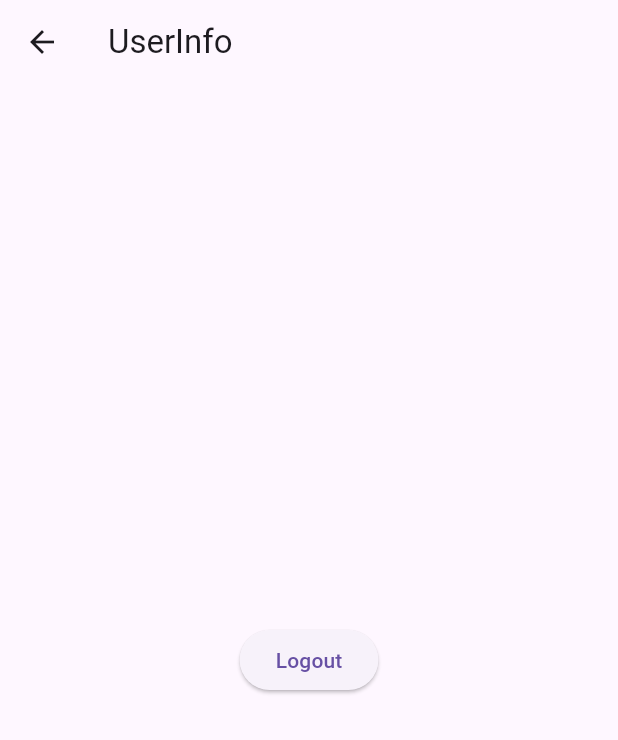
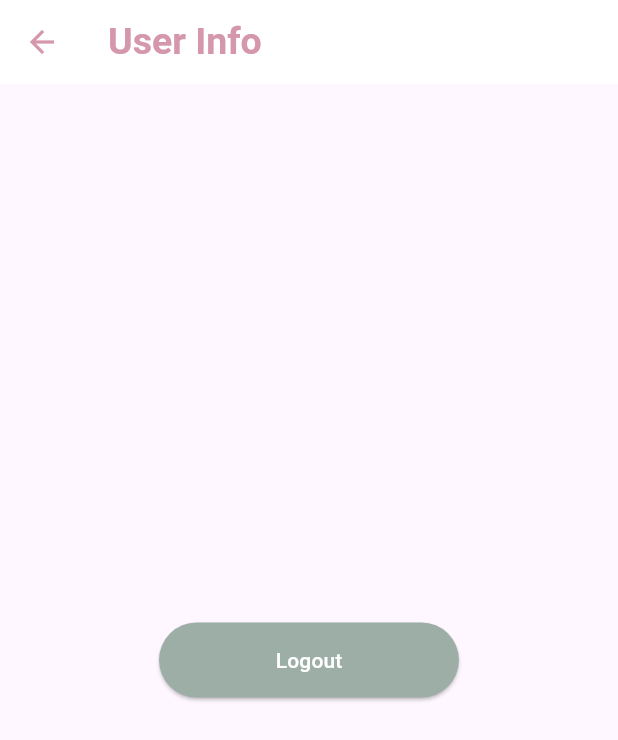
Before and after one commit to Tmfprl/is_app, a Flutter app: the SettingsScreen screen opened directly, on a phone screen of 412 x 824 dp. Shown: the top 740 px of the screen. Run offline on Flutter 3.47's test engine with Material 3 defaults, Android fonts, the phone set to English and light mode, and no system bars; our stand-ins replace flutter_secure_storage, image_cropper, image_picker; missing offline and left inert: mysql_client; accounts and stored records are empty.

Commit message:
Update settingsScreen.dart
ㄴㅁㅇ

```diff
--- a/lib/user/settingsScreen.dart
+++ b/lib/user/settingsScreen.dart
@@ -3,7 +3,7 @@ import 'package:is_app/memu.dart';
 import '../config/StorageService.dart';
 import 'package:is_app/before/logInPage.dart';
 
-/// show user infomation & Log out
+/// show user information & Log out
 ///
 /// @author : 박경은
 ///
@@ -21,23 +21,30 @@ class SettingsScreen extends StatelessWidget {
   Future<void> _logout(BuildContext context) async {
     await _storageService.deleteUserInfo('ID');
     await _storageService.deleteUserInfo('PW');
-     Navigator.pushReplacement(
-          context,
-          MaterialPageRoute(builder: (context) => LoginScreen()),
-      );
+    Navigator.pushReplacement(
+      context,
+      MaterialPageRoute(builder: (context) => LoginScreen()),
+    );
   }
 
-  Future<void> _userInfo(BuildContext content) async {
-
-  }
-
+  Future<void> _userInfo(BuildContext content) async {}
 
   @override
   Widget build(BuildContext context) {
     return Scaffold(
-      appBar: AppBar(title: Text('UserInfo'),
+      appBar: AppBar(
+        title: Text(
+          'User Info',
+          style: TextStyle(
+            color: Color.fromARGB(255, 212, 151, 171),
+            fontSize: 25,
+            fontWeight: FontWeight.bold,
+          ),
+        ),
+        backgroundColor: Colors.white,
+        elevation: 0,
         leading: IconButton(
-          icon: Icon(Icons.arrow_back),
+          icon: Icon(Icons.arrow_back, color: Color.fromARGB(255, 212, 151, 171)),
           onPressed: () {
             Navigator.pushReplacement(
               context,
@@ -52,10 +59,25 @@ class SettingsScreen extends StatelessWidget {
           child: Column(
             mainAxisAlignment: MainAxisAlignment.center,
             children: [
+              // Logout 버튼을 회원가입 페이지 스타일로 변경
+              SizedBox(height: 20),
+
               ElevatedButton(
                 onPressed: () => _logout(context),
-                child: Text('Logout'),
+                child: Text(
+                  'Logout',
+                  style: TextStyle(color: Colors.white),  // 버튼 텍스트 색을 흰색으로 설정
+                ),
+                style: ElevatedButton.styleFrom(
+                  backgroundColor: const Color.fromARGB(255, 157, 174, 167),  // 버튼 배경색
+                  minimumSize: Size(200, 50),  // 버튼 가로 길이를 200으로 설정
+                  shape: RoundedRectangleBorder(
+                    borderRadius: BorderRadius.circular(30),  // 둥근 모서리
+                  ),
+                ),
               ),
+
+              SizedBox(height: 20), // 여백 추가
             ],
           ),
         ),
```
